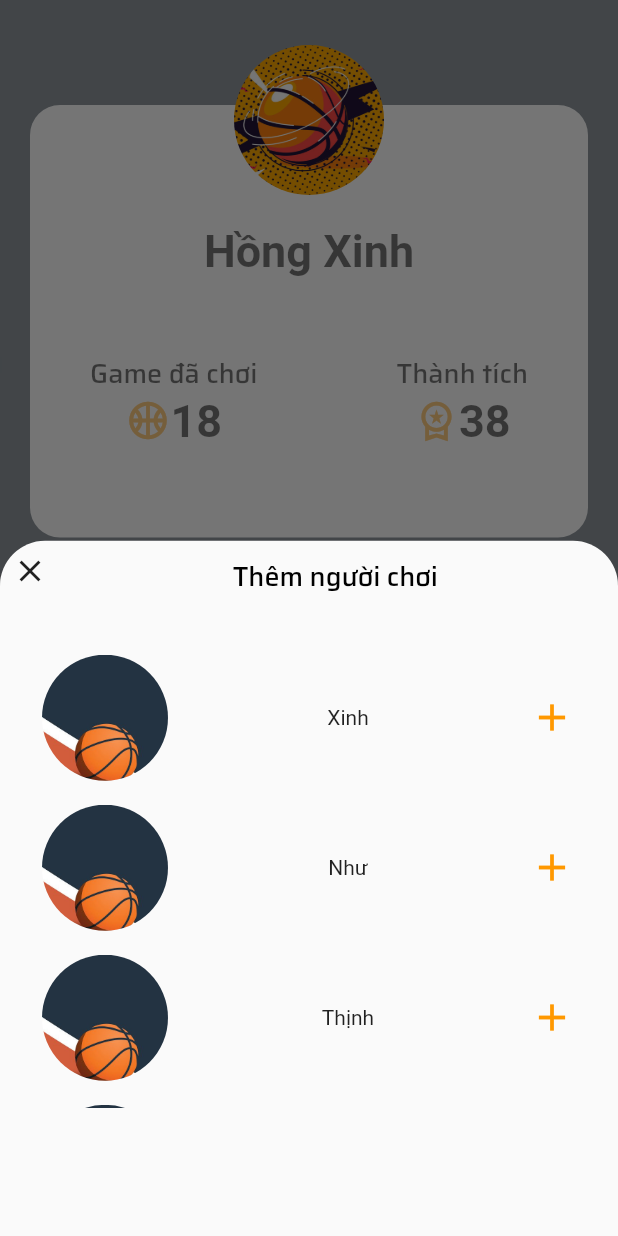
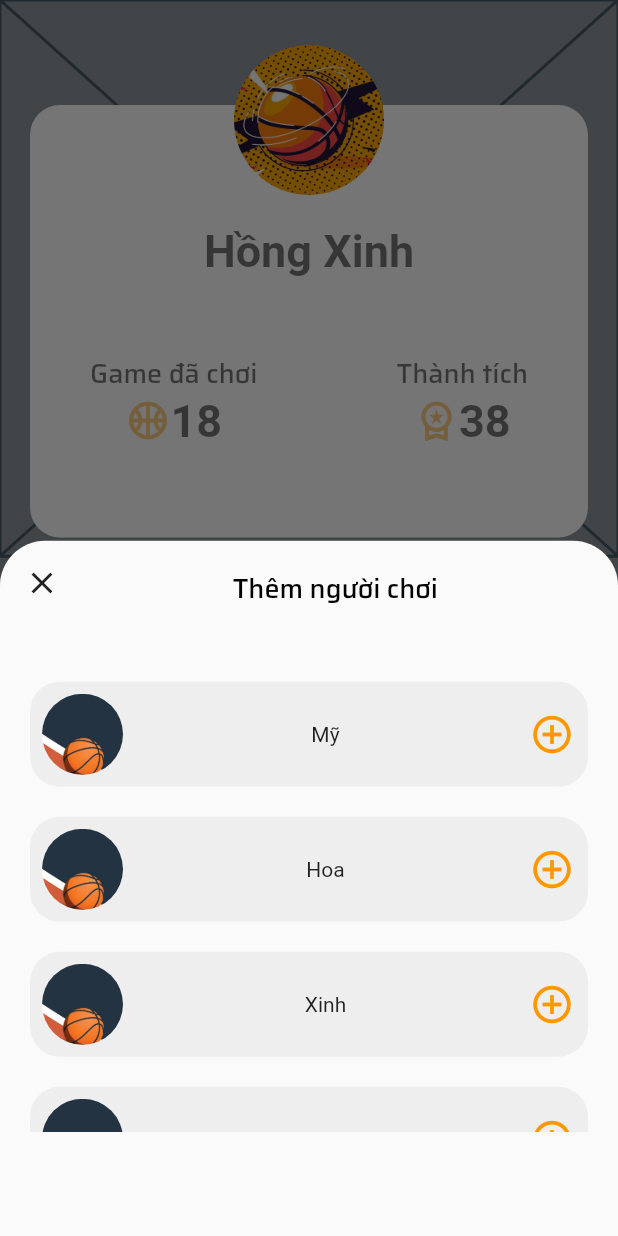
Before and after one commit to NgoHongXinh/Splat-Mobile-App, a Flutter app: the screen it shows after launch, item 2 of the bottom bar chosen, after a tap on "Thêm người chơi", on a phone screen of 412 x 824 dp. Run offline on Flutter 3.47's test engine with Material 2 defaults, Android fonts, the phone set to English and light mode, and no system bars; our stand-ins replace google_fonts.

Commit message:
add Boxdecoration listbuilder

```diff
--- a/lib/ListView/dialog_builder.dart
+++ b/lib/ListView/dialog_builder.dart
@@ -3,6 +3,7 @@ import 'package:flutter/material.dart';
 import 'package:testapp/ListView/list_player_builder.dart';
 import 'package:testapp/globals/app_asset.dart';
 import 'package:testapp/globals/app_button.dart';
+import 'package:testapp/globals/app_style.dart';
 
 class AddDialog{
   static AlertDialog AddDialogbuilder({
@@ -15,10 +16,8 @@ class AddDialog{
               borderRadius: BorderRadius.all(Radius.circular(30))
           ),
           insetPadding: EdgeInsets.zero,
-          contentPadding: EdgeInsets.zero,
-          alignment: Alignment.center,
           title: IconButton(
-            alignment: Alignment.topLeft,
+            alignment: Alignment.centerLeft,
             onPressed: onclose,
             icon: Icon(Icons.close),
           ),
@@ -44,58 +43,103 @@ class AddDialog{
           ]
       );
   }
-  static AlertDialog AddPlayer({
+  static Column BottomListBuilder({
     required String title,
-    required VoidCallback onclose,
-    required VoidCallback onApply,
+    required VoidCallback onClose,
+    required VoidCallback onAdd,
   }){
-      return AlertDialog(
-          shape: RoundedRectangleBorder(
-              borderRadius: BorderRadius.all(Radius.circular(30))
-          ),
-          insetPadding: EdgeInsets.zero,
-          contentPadding: EdgeInsets.zero,
-          alignment: Alignment.center,
-          title: Row(
+      return Column(
+        children: [
+          Row(
+            mainAxisAlignment: MainAxisAlignment.spaceBetween,
             children: [
-              IconButton(
-                alignment: Alignment.topLeft,
-                onPressed: onclose,
-                icon: Icon(Icons.close),
+              Padding(
+                padding: const EdgeInsets.all(8.0),
+                child: Container(
+                  alignment: Alignment.centerLeft,
+                  child: IconButton(
+                    alignment: Alignment.topLeft,
+                    onPressed: onClose,
+                    icon: Icon(Icons.close),
+                  ),
+                ),
               ),
-              Text(title),
+              Padding(
+                padding: const EdgeInsets.only(left: 0,right: 120),
+                child: Container(
+                    child: Text(title,style: AppTextStyle.headerDialogTextStyle(),)
+                ),
+              ),
             ],
           ),
-          content: Container(
-            height: 100,
-            width: 200,
+          Container(
+            height: 350,
+            alignment: Alignment.center,
             child: Padding(
-              padding: EdgeInsets.all(8),
+              padding: EdgeInsets.all(20),
               child: ListView(
                 children: [
-                  ListBuild.ListPlayer(assets: AppAssets.player, name: 'Xinh',onPressed: (){},icon: Icon(Icons.cancel_outlined, color: Colors.orange, size: 30,)),
-                  ListBuild.ListPlayer(assets: AppAssets.player, name: 'Xinh',onPressed: (){},icon: Icon(Icons.cancel_outlined, color: Colors.orange, size: 30,)),
-                  ListBuild.ListPlayer(assets: AppAssets.player, name: 'Xinh',onPressed: (){},icon:Icon(Icons.cancel_outlined, color: Colors.orange, size: 30,)),
-
+                  Padding(
+                    padding: const EdgeInsets.symmetric(vertical: 10),
+                    child: Container(
+                      decoration: BoxDecoration(
+                          color: Colors.grey.shade200,
+                          borderRadius: BorderRadius.circular(20)
+                      ),
+                      child: ListBuild.ListPlayer(
+                          assets: AppAssets.player,
+                          name: 'Mỹ',
+                          onPressed:onAdd,
+                          icon:Icon(Icons.add_circle_outline, color: Colors.orange, size: 30,)),
+                    ),
+                  ),
+                  Padding(
+                    padding: const EdgeInsets.symmetric(vertical: 10),
+                    child: Container(
+                      decoration: BoxDecoration(
+                          color: Colors.grey.shade200,
+                          borderRadius: BorderRadius.circular(20)
+                      ),
+                      child: ListBuild.ListPlayer(
+                          assets: AppAssets.player,
+                          name: 'Hoa',
+                          onPressed:onAdd,
+                          icon:Icon(Icons.add_circle_outline, color: Colors.orange, size: 30,)),
+                    ),
+                  ),
+                  Padding(
+                    padding: const EdgeInsets.symmetric(vertical: 10),
+                    child: Container(
+                      decoration: BoxDecoration(
+                          color: Colors.grey.shade200,
+                          borderRadius: BorderRadius.circular(20)
+                      ),
+                      child: ListBuild.ListPlayer(
+                          assets: AppAssets.player,
+                          name: 'Xinh',
+                          onPressed:onAdd,
+                          icon:Icon(Icons.add_circle_outline, color: Colors.orange, size: 30,)),
+                    ),
+                  ),
+                  Padding(
+                    padding: const EdgeInsets.symmetric(vertical: 10),
+                    child: Container(
+                      decoration: BoxDecoration(
+                          color: Colors.grey.shade200,
+                          borderRadius: BorderRadius.circular(20)
+                      ),
+                      child: ListBuild.ListPlayer(
+                          assets: AppAssets.player,
+                          name: 'Minh',
+                          onPressed:onAdd,
+                          icon:Icon(Icons.add_circle_outline, color: Colors.orange, size: 30,)),
+                    ),
+                  ),
                 ],
               ),
             ),
-
           ),
-          actions: <Widget>[
-            Padding(
-              padding: const EdgeInsets.only(bottom: 10.0),
-              child: Container(
-                alignment: Alignment.center,
-                child: AppButton.buildButtonCreateGame(
-                  buttonName: 'Xác nhận',
-                  onTap: onApply,
-                ),
-              ),
-            )
-
-
-          ]
+        ],
       );
   }
 
--- a/lib/ListView/list_player_builder.dart
+++ b/lib/ListView/list_player_builder.dart
@@ -12,8 +12,8 @@ class ListBuild{
       mainAxisAlignment: MainAxisAlignment.spaceBetween,
       children: [
         Container(
-          width: 100,
-          height: 100,
+          width: 70,
+          height: 70,
           child: Padding(
             padding: const EdgeInsets.all(8.0),
             child: Container(
@@ -37,7 +37,8 @@ class ListBuild{
           child: IconButton(
               onPressed: onPressed,
               icon: icon,
-            highlightColor: Colors.cyan,
+              focusColor: Colors.orange,
+
           ),
         )
       ],
--- /dev/null
+++ b/lib/Pages/Game_page.dart
@@ -0,0 +1,14 @@
+import 'package:flutter/material.dart';
+class GamePage extends StatefulWidget {
+  const GamePage({super.key});
+
+  @override
+  State<GamePage> createState() => _GamePageState();
+}
+
+class _GamePageState extends State<GamePage> {
+  @override
+  Widget build(BuildContext context) {
+    return const Placeholder();
+  }
+}
--- a/lib/Pages/home.dart
+++ b/lib/Pages/home.dart
@@ -26,72 +26,17 @@ class _HomePageState extends State<HomePage> {
   void _showDialogAddPlayer(){
     showModalBottomSheet(
       context: context,
-
       shape: RoundedRectangleBorder(
         borderRadius:  BorderRadius.vertical(top: Radius.circular(30)),
       ),
-      // transitionAnimationController: ,
       builder: (context){
-      return Column(
-        children: [
-          Row(
-            mainAxisAlignment: MainAxisAlignment.spaceBetween,
-            children: [
-              Container(
-                alignment: Alignment.centerLeft,
-               child: IconButton(
-                  alignment: Alignment.topLeft,
-                  onPressed: (){Navigator.of(context).pop();},
-                  icon: Icon(Icons.close),
-                ),
-              ),
-              Padding(
-                padding: const EdgeInsets.only(left: 0,right: 120),
-                child: Container(
-                  child: Text('Thêm người chơi',style: AppTextStyle.headerDialogTextStyle(),)
-                ),
-              ),
-            ],
-          ),
-          Container(
-            height: 350,
-            alignment: Alignment.center,
-            child: Padding(
-              padding: EdgeInsets.all(20),
-              child: ListView(
-                children: [
-                  ListBuild.ListPlayer(
-                      assets: AppAssets.player,
-                      name: 'Xinh',
-                      onPressed:(){},
-                      icon:Icon(Icons.add_outlined, color: Colors.orange, size: 30,)),
-                  ListBuild.ListPlayer(
-                      assets: AppAssets.player,
-                      name: 'Như',
-                      onPressed: (){},
-                      icon:Icon(Icons.add_outlined, color: Colors.orange, size: 30,)),
-                  ListBuild.ListPlayer(
-                      assets: AppAssets.player,
-                      name: 'Thịnh',
-                      onPressed: (){},
-                      icon:Icon(Icons.add_outlined, color: Colors.orange, size: 30,)),
-                  ListBuild.ListPlayer(
-                      assets: AppAssets.player,
-                      name: 'Ngọc',
-                      onPressed: (){},
-                      icon:Icon(Icons.add_outlined, color: Colors.orange, size: 30,)),
-                  ListBuild.ListPlayer(
-                      assets: AppAssets.player,
-                      name: 'Nhân',
-                      onPressed: (){},
-                      icon:Icon(Icons.add_outlined, color: Colors.orange, size: 30,)),
-                ],
-              ),
-            ),
-          ),
-        ],
+      return AddDialog.BottomListBuilder(
+          title: 'Thêm người chơi',
+          onClose: (){Navigator.of(context).pop();},
+          onAdd: (){}
       );
-    },
+      }
+
     );
   }
   @override
@@ -114,8 +59,8 @@ class _HomePageState extends State<HomePage> {
           Container(
             child: ListView(
                   children: [
-                    Container(
-                      height: myHeight*0.45,
+                    Placeholder(
+                      fallbackHeight: myHeight*0.45,
                       child: Stack(
                         children: <Widget>[
                           Positioned(
@@ -218,10 +163,10 @@ class _HomePageState extends State<HomePage> {
                         ],
                       ),
                     ),
-                    Padding(
+                    Container(
+                      child: Padding(
                           padding: const EdgeInsets.all(20),
                                child: Container(
-                              width: myWidth,
                                   decoration: BoxDecoration(
                                       color: Colors.white,
                                       borderRadius: BorderRadius.circular(20)
@@ -292,12 +237,62 @@ class _HomePageState extends State<HomePage> {
                                               physics: NeverScrollableScrollPhysics(),
                                               //ko cho scroll
                                               children: [
-                                            ListBuild.ListPlayer(assets: AppAssets.player, name: 'Xinh',onPressed: _showDialog,icon:Icon(Icons.cancel_outlined, color: Colors.orange, size: 30,)),
-                                            ListBuild.ListPlayer(assets: AppAssets.player, name: 'Như',onPressed: _showDialog,icon:Icon(Icons.cancel_outlined, color: Colors.orange, size: 30,)),
-                                            ListBuild.ListPlayer(assets: AppAssets.player, name: 'Thịnh',onPressed: _showDialog,icon:Icon(Icons.cancel_outlined, color: Colors.orange, size: 30,)),
-                                            ListBuild.ListPlayer(assets: AppAssets.player, name: 'Ngọc',onPressed: _showDialog,icon:Icon(Icons.cancel_outlined, color: Colors.orange, size: 30,)),
-                                            ListBuild.ListPlayer(assets: AppAssets.player, name: 'Nhân',onPressed: _showDialog,icon:Icon(Icons.cancel_outlined, color: Colors.orange, size: 30,)),
-                                            ListBuild.ListPlayer(assets: AppAssets.player, name: 'Quỳnh',onPressed: _showDialog,icon:Icon(Icons.cancel_outlined, color: Colors.orange, size: 30,)),
+                                                Padding(
+                                                  padding: const EdgeInsets.symmetric(vertical: 10),
+                                                  child: Container(
+                                                    decoration: BoxDecoration(
+                                                        color: Colors.grey.shade200,
+                                                        borderRadius: BorderRadius.circular(20)
+                                                    ),
+                                                    child: ListBuild.ListPlayer(
+                                                        assets: AppAssets.player,
+                                                        name: 'Linh',
+                                                        onPressed:_showDialog,
+                                                        icon:Icon(Icons.cancel_outlined, color: Colors.orange, size: 30,)),
+                                                  ),
+                                                ),
+                                                Padding(
+                                                  padding: const EdgeInsets.symmetric(vertical: 10),
+                                                  child: Container(
+                                                    decoration: BoxDecoration(
+                                                        color: Colors.grey.shade200,
+                                                        borderRadius: BorderRadius.circular(20)
+                                                    ),
+                                                    child: ListBuild.ListPlayer(
+                                                        assets: AppAssets.player,
+                                                        name: 'Nhân',
+                                                        onPressed:_showDialog,
+                                                        icon:Icon(Icons.cancel_outlined, color: Colors.orange, size: 30,)),
+                                                  ),
+                                                ),
+                                                Padding(
+                                                  padding: const EdgeInsets.symmetric(vertical: 10),
+                                                  child: Container(
+                                                    decoration: BoxDecoration(
+                                                        color: Colors.grey.shade200,
+                                                        borderRadius: BorderRadius.circular(20)
+                                                    ),
+                                                    child: ListBuild.ListPlayer(
+                                                        assets: AppAssets.player,
+                                                        name: 'My',
+                                                        onPressed:_showDialog,
+                                                        icon:Icon(Icons.cancel_outlined, color: Colors.orange, size: 30,)),
+                                                  ),
+                                                ),
+                                                Padding(
+                                                  padding: const EdgeInsets.symmetric(vertical: 10),
+                                                  child: Container(
+                                                    decoration: BoxDecoration(
+                                                        color: Colors.grey.shade200,
+                                                        borderRadius: BorderRadius.circular(20)
+                                                    ),
+                                                    child: ListBuild.ListPlayer(
+                                                        assets: AppAssets.player,
+                                                        name: 'Ni',
+                                                        onPressed:_showDialog,
+                                                        icon:Icon(Icons.cancel_outlined, color: Colors.orange, size: 30,)),
+                                                  ),
+                                                ),
                                               ],
                                             ),
                                           ),
@@ -315,12 +310,12 @@ class _HomePageState extends State<HomePage> {
                                       ],
                                     ),
                                   ),
+                                ),
                              )
 
                       ),
               ],
             ),
-
           ),
 
         ],
--- a/lib/globals/app_button.dart
+++ b/lib/globals/app_button.dart
@@ -10,7 +10,7 @@ class AppButton {
     return MaterialButton(
       onPressed: onTap,
       color: AppColors.White,
-      splashColor: AppColors.White,
+      splashColor: Colors.grey.shade300,
       padding: const EdgeInsets.symmetric(horizontal: 70, vertical: 15),
       shape: OutlineInputBorder(
         borderRadius: BorderRadius.circular(25),
```
Lines whose indentation alone changed are shown as unchanged.
